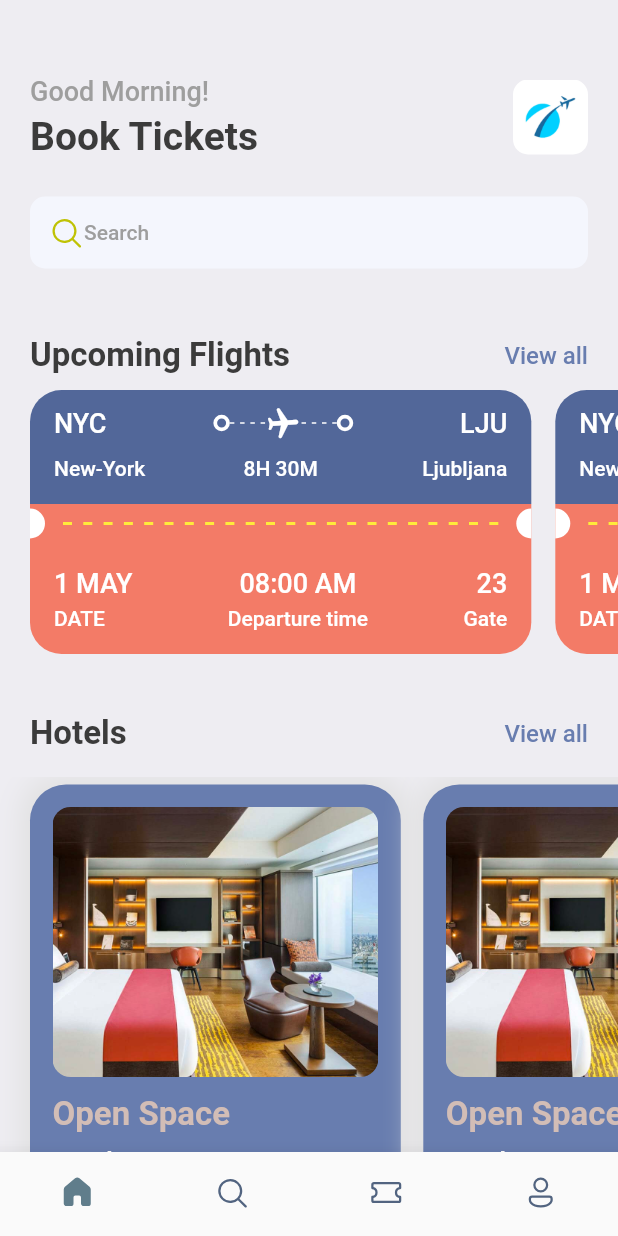
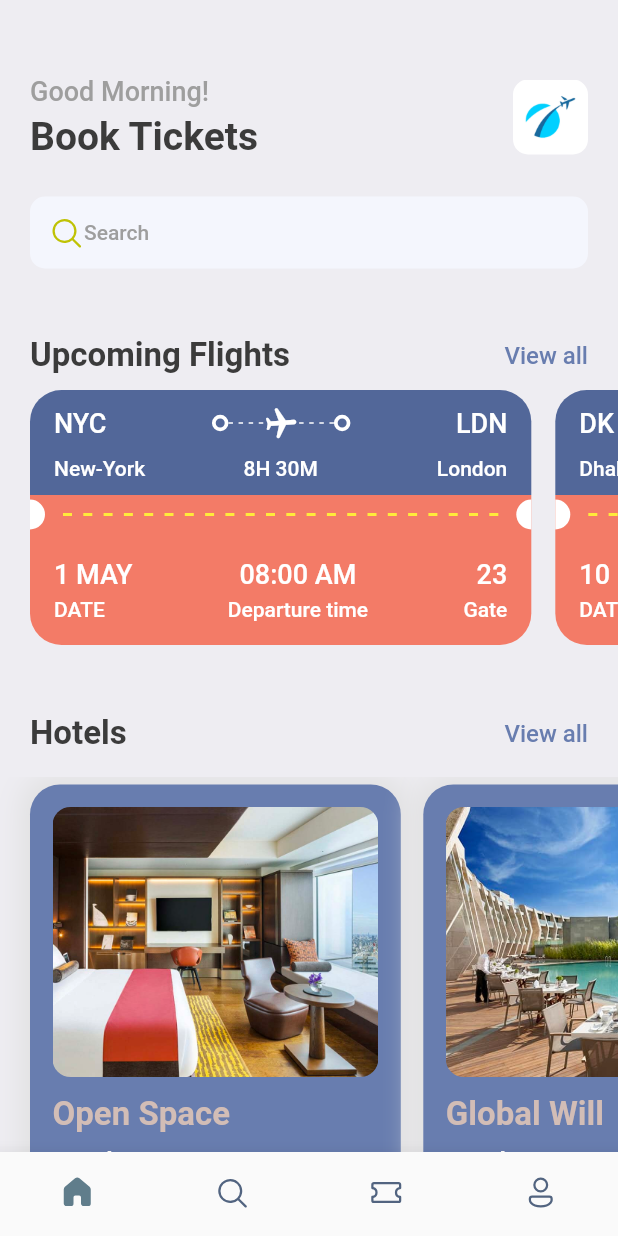
Before and after one commit to spehj/tickets_booking_app_flutter, a Flutter app: the screen it shows after launch, on a phone screen of 412 x 824 dp. Run offline on Flutter 3.47's test engine with Material 2 defaults, Android fonts, the phone set to English and light mode, and no system bars; our stand-ins replace fluentui_icons, gap, get.

Commit message:
width and height dynamic

```diff
--- a/lib/screens/home_screen.dart
+++ b/lib/screens/home_screen.dart
@@ -5,6 +5,9 @@ import 'package:flutter/cupertino.dart';
 import 'package:flutter/material.dart';
 import 'package:gap/gap.dart';
 import 'package:fluentui_icons/fluentui_icons.dart';
+
+import '../utils/app_info_list.dart';
+import '../utils/app_layout.dart';
 
 class HomeScreen extends StatelessWidget {
   const HomeScreen({Key? key}) : super(key: key);
@@ -17,10 +20,10 @@ class HomeScreen extends StatelessWidget {
         children: [
           Container(
             padding:
-                const EdgeInsets.symmetric(horizontal: 20.0, vertical: 10.0),
+                 EdgeInsets.symmetric(horizontal: AppLayout.getWidth(20), vertical: AppLayout.getHeight(10)),
             child: Column(
               children: [
-                const Gap(40),
+                 Gap(AppLayout.getHeight(40)),
                 Row(
                   mainAxisAlignment: MainAxisAlignment.spaceBetween,
                   children: [
@@ -31,7 +34,7 @@ class HomeScreen extends StatelessWidget {
                           "Good Morning!",
                           style: Styles.headlineStyle3,
                         ),
-                        const Gap(5),
+                         Gap(AppLayout.getHeight(5)),
                         Text(
                           "Book Tickets",
                           style: Styles.headlineStyle1,
@@ -39,10 +42,10 @@ class HomeScreen extends StatelessWidget {
                       ],
                     ),
                     Container(
-                      height: 50,
-                      width: 50,
+                      height: AppLayout.getHeight(50),
+                      width: AppLayout.getWidth(50),
                       decoration: BoxDecoration(
-                          borderRadius: BorderRadius.circular(10),
+                          borderRadius: BorderRadius.circular(AppLayout.getHeight(10)),
                           image: const DecorationImage(
                             fit: BoxFit.cover,
                             image: AssetImage("assets/images/img_1.png"),
@@ -50,14 +53,14 @@ class HomeScreen extends StatelessWidget {
                     ),
                   ],
                 ),
-                const SizedBox(height: 25),
+                 SizedBox(height: AppLayout.getHeight(25)),
                 Container(
                   decoration: BoxDecoration(
-                    borderRadius: BorderRadius.circular(10),
+                    borderRadius: BorderRadius.circular(AppLayout.getHeight(10)),
                     color: const Color(0xFFF4F6FD),
                   ),
                   padding:
-                      const EdgeInsets.symmetric(horizontal: 12, vertical: 12),
+                       EdgeInsets.symmetric(horizontal: AppLayout.getWidth(12), vertical: AppLayout.getHeight(12)),
                   child: Row(
                     children: [
                       const Icon(
@@ -71,8 +74,8 @@ class HomeScreen extends StatelessWidget {
                     ],
                   ),
                 ),
-                const SizedBox(
-                  height: 45,
+                 SizedBox(
+                  height: AppLayout.getHeight(45),
                 ),
                 Row(
                   mainAxisAlignment: MainAxisAlignment.spaceBetween,
@@ -83,7 +86,7 @@ class HomeScreen extends StatelessWidget {
                     ),
                     InkWell(
                         onTap: () {
-                          print("Tapped");
+                          //print("Tapped");
                         },
                         child: Text(
                           "View all",
@@ -97,18 +100,16 @@ class HomeScreen extends StatelessWidget {
           ),
           SingleChildScrollView(
             scrollDirection: Axis.horizontal,
-            padding: const EdgeInsets.only(left: 20),
+            padding:  EdgeInsets.only(left: AppLayout.getWidth(20)),
             child: Row(
-              children: [
-                TicketView(),
-                TicketView(),
+              children: ticketList.map((singleTicket) => TicketView(ticket: singleTicket)).toList()
 
-              ],
+
             ),
           ),
-          const SizedBox(height: 16,),
+           SizedBox(height: AppLayout.getHeight(16),),
           Container(
-            padding: EdgeInsets.symmetric(horizontal: 20),
+            padding: EdgeInsets.symmetric(horizontal: AppLayout.getWidth(20)),
             child: Row(
               mainAxisAlignment: MainAxisAlignment.spaceBetween,
               children: [
@@ -128,18 +129,14 @@ class HomeScreen extends StatelessWidget {
               ],
             ),
           ),
-          const SizedBox(height: 16,),
+           SizedBox(height: AppLayout.getHeight(16),),
           SingleChildScrollView(
             scrollDirection: Axis.horizontal,
-              padding: const EdgeInsets.only(left:20),
+              padding:  EdgeInsets.only(left:AppLayout.getWidth(20)),
               child: Row(
-                children: [
-                  HotelScreen(),
-                  HotelScreen(),
-                  HotelScreen(),
-                ],
+                children: hotelList.map((singleHotel)=> HotelScreen(hotel: singleHotel)).toList()
               )),
-          const SizedBox(height: 16,),
+           SizedBox(height: AppLayout.getHeight(16),),
 
 
         ],
--- a/lib/screens/hotel_screen.dart
+++ b/lib/screens/hotel_screen.dart
@@ -4,20 +4,22 @@ import 'package:flutter/cupertino.dart';
 import 'package:flutter/material.dart';
 
 class HotelScreen extends StatelessWidget {
-  const HotelScreen({Key? key}) : super(key: key);
+
+  final Map<String, dynamic> hotel;
+  const HotelScreen({Key? key, required this.hotel}) : super(key: key);
 
   @override
   Widget build(BuildContext context) {
     final size = AppLayout.getSize(context);
-
+    print("Hotel price is ${hotel["price"]}");
     return Container(
       width: size.width * 0.6,
-      height: 350,
-      padding: const EdgeInsets.symmetric(horizontal: 15, vertical: 15),
-      margin: const EdgeInsets.only(right: 15, top: 5),
+      height: AppLayout.getHeight(350),
+      padding:  EdgeInsets.symmetric(horizontal: AppLayout.getWidth(15), vertical: AppLayout.getHeight(15)),
+      margin: EdgeInsets.only(right: AppLayout.getWidth(15), top: AppLayout.getHeight(5)),
       decoration: BoxDecoration(
           color: Styles.primaryColor,
-          borderRadius: BorderRadius.circular(24),
+          borderRadius: BorderRadius.circular(AppLayout.getWidth(20)),
           boxShadow: [
             BoxShadow(
               color: Colors.grey.shade300,
@@ -31,27 +33,27 @@ class HotelScreen extends StatelessWidget {
           Container(
             height: 180,
             decoration: BoxDecoration(
-                borderRadius: BorderRadius.circular(12),
+                borderRadius: BorderRadius.circular(AppLayout.getHeight(12)),
                 color: Styles.primaryColor,
                 image: DecorationImage(
                     fit: BoxFit.cover,
-                    image: AssetImage("assets/images/one.png"))),
+                    image: AssetImage("assets/images/${hotel["image"]}"))),
           ),
-          const SizedBox(
-            height: 12,
+           SizedBox(
+            height: AppLayout.getHeight(12),
           ),
           Text(
-            "Open Space",
+            hotel["place"],
             style: Styles.headlineStyle2.copyWith(color: Styles.kakiColor),
           ),
-          const SizedBox(height: 8,),
+           SizedBox(height: AppLayout.getHeight(8),),
           Text(
-            "London",
+            hotel["destination"],
             style: Styles.headlineStyle3.copyWith(color: Colors.white),
           ),
-          const SizedBox(height: 8,),
+           SizedBox(height: AppLayout.getHeight(8),),
           Text(
-            "\$40/night",
+            "\$${hotel["price"]}/night",
             style: Styles.headlineStyle1.copyWith(color: Styles.kakiColor),
           ),
         ],
--- a/lib/screens/ticket_view.dart
+++ b/lib/screens/ticket_view.dart
@@ -6,32 +6,34 @@ import 'package:flutter/material.dart';
 import 'package:gap/gap.dart';
 
 class TicketView extends StatelessWidget {
-  const TicketView({Key? key}) : super(key: key);
+  final Map<String, dynamic> ticket;
+  const TicketView({Key? key, required this.ticket}) : super(key: key);
 
   @override
   Widget build(BuildContext context) {
     final size = AppLayout.getSize(context);
     return SizedBox(
-      width: size.width*0.85,
-      height: 200,
+      width: size.width * 0.85,
+      height: AppLayout.getHeight(200),
       child: Container(
-        margin: const EdgeInsets.only(right: 16),
+        margin: EdgeInsets.only(right: AppLayout.getHeight(16)),
 
         child: Column(
           children: [
             Container(
-              decoration: const BoxDecoration(
+              decoration: BoxDecoration(
                   color: Color(0xFF526799),
                   borderRadius: BorderRadius.only(
-                      topLeft: Radius.circular(21),
-                      topRight: Radius.circular(21))),
-              padding: const EdgeInsets.only(left: 16, top: 10, right: 16, bottom: 16),
+                      topLeft: Radius.circular(AppLayout.getHeight(21)),
+                      topRight: Radius.circular(AppLayout.getHeight(21)))),
+              padding: EdgeInsets.only(
+                  left: AppLayout.getWidth(16), top: AppLayout.getHeight(10), right: AppLayout.getWidth(16), bottom: AppLayout.getHeight(10)),
               child: Column(
                 children: [
                   Row(
                     children: [
                       Text(
-                        "NYC",
+                        ticket["from"]["code"],
                         style: Styles.headlineStyle3
                             .copyWith(color: const Color(0xFFFFFFFF)),
                       ),
@@ -40,12 +42,13 @@ class TicketView extends StatelessWidget {
                       Expanded(
                           child: Stack(children: [
                             SizedBox(
-                          height: 24,
+                              height: AppLayout.getHeight(24),
                               child: LayoutBuilder(
                                 builder: (BuildContext context,
                                     BoxConstraints constraints) {
-                              print(
-                                  "Width is: ${constraints.constrainWidth()}");
+                                  // //print(
+                                  // "Width is: ${constraints.constrainWidth()}"
+                                  // );
                                   return Flex(
                                   direction: Axis.horizontal,
                                   mainAxisAlignment:
@@ -53,10 +56,10 @@ class TicketView extends StatelessWidget {
                                   mainAxisSize: MainAxisSize.max,
                                   children: List.generate(
                                   (constraints.constrainWidth() / 6).floor(),
-                                    (index) => const SizedBox(
-                                          width: 3,
-                                          height: 1,
-                                          child: DecoratedBox(
+                                  (index) => SizedBox(
+                                  width: AppLayout.getWidth(3),
+                                  height: AppLayout.getHeight(1),
+                                  child: const DecoratedBox(
                                   decoration: BoxDecoration(
                                   color: Colors.white),
                                   ),
@@ -77,35 +80,35 @@ class TicketView extends StatelessWidget {
                       ThickContainer(),
                       Expanded(child: Container()),
                       Text(
-                        "LJU",
+                        ticket["to"]["code"],
                         style: Styles.headlineStyle3
                             .copyWith(color: const Color(0xFFFFFFFF)),
                       )
                     ],
                   ),
-                  const SizedBox(
-                    height: 10,
+                   SizedBox(
+                    height: AppLayout.getHeight(10),
                   ),
                   Row(
                     mainAxisAlignment: MainAxisAlignment.spaceBetween,
                     children: [
                       SizedBox(
-                        width: 100,
+                        width: AppLayout.getWidth(100),
                         child: Text(
-                          "New-York",
+                          ticket["from"]["name"],
                           style: Styles.headlineStyle4
                               .copyWith(color: Colors.white),
                         ),
                       ),
                       Text(
-                        "8H 30M",
+                        ticket["flying_time"],
                         style:
                         Styles.headlineStyle4.copyWith(color: Colors.white),
                       ),
                       SizedBox(
-                        width: 100,
+                        width: AppLayout.getWidth(100),
                         child: Text(
-                          "Ljubljana",
+                          ticket["to"]["name"],
                           textAlign: TextAlign.end,
                           style: Styles.headlineStyle4
                               .copyWith(color: Colors.white),
@@ -121,35 +124,36 @@ class TicketView extends StatelessWidget {
               //padding: EdgeInsets.only(top: 10.0, bottom: 10.0),
               child: Row(
                 children: [
-                  const SizedBox(
-                    height: 20,
-                    width: 10,
+                   SizedBox(
+                    height: AppLayout.getHeight(20),
+                    width: AppLayout.getWidth(10),
                     child: DecoratedBox(
                       decoration: BoxDecoration(
                         borderRadius: BorderRadius.only(
-                            topRight: Radius.circular(20),
-                            bottomRight: Radius.circular(20)),
+                            topRight: Radius.circular(AppLayout.getHeight(20)),
+                            bottomRight: Radius.circular(AppLayout.getHeight(20))),
                         color: Colors.white,
                       ),
                     ),
                   ),
                   Expanded(
                     child: Padding(
-                      padding: const EdgeInsets.all(12),
+                      padding:  EdgeInsets.all(AppLayout.getHeight(12)),
 
                       child: LayoutBuilder(
                         builder: (BuildContext context,
                             BoxConstraints constraints) {
-                            print("Width is: ${constraints.constrainWidth()}");
+                          //print("Width is: ${constraints.constrainWidth()}");
                           return Flex(
                               direction: Axis.horizontal,
                               mainAxisAlignment: MainAxisAlignment.spaceBetween,
                               mainAxisSize: MainAxisSize.max,
                               children: List.generate(
                                 (constraints.constrainWidth() / 13).floor(),
-                                  (index) => const SizedBox(
-                                        width: 6,
-                                        height: 2,
+                                    (index) =>
+                                 SizedBox(
+                                  width: AppLayout.getWidth(6),
+                                  height: AppLayout.getHeight(2),
                                   child: DecoratedBox(
                                     decoration: BoxDecoration(
                                         color: Colors.yellow),
@@ -161,14 +165,14 @@ class TicketView extends StatelessWidget {
                     ),
                   ),
 
-                  const SizedBox(
-                    height: 20,
-                    width: 10,
+                   SizedBox(
+                    height: AppLayout.getHeight(20),
+                    width: AppLayout.getWidth(10),
                     child: DecoratedBox(
                       decoration: BoxDecoration(
                         borderRadius: BorderRadius.only(
-                            topLeft: Radius.circular(20),
-                            bottomLeft: Radius.circular(20)),
+                            topLeft: Radius.circular(AppLayout.getHeight(20)),
+                            bottomLeft: Radius.circular(AppLayout.getHeight(20))),
                         color: Colors.white,
                       ),
                     ),
@@ -180,9 +184,9 @@ class TicketView extends StatelessWidget {
               decoration: BoxDecoration(
                   color: Styles.orangeColor,
                   borderRadius: BorderRadius.only(
-                      bottomRight: Radius.circular(21),
-                      bottomLeft: Radius.circular(21))),
-              padding: const EdgeInsets.all(16),
+                      bottomRight: Radius.circular(AppLayout.getHeight(21)),
+                      bottomLeft: Radius.circular(AppLayout.getHeight(21)))),
+              padding:  EdgeInsets.all(AppLayout.getHeight(16)),
               child: Column(
                 children: [
                   Row(
@@ -191,23 +195,29 @@ class TicketView extends StatelessWidget {
                       Column(
                           crossAxisAlignment: CrossAxisAlignment.start,
                           children: [
-                        Text("1 MAY", style: Styles.headlineStyle3.copyWith(color: Colors.white),),
-                        SizedBox(height: 5,),
-                        Text("DATE", style: Styles.headlineStyle4.copyWith(color: Colors.white),),
+                            Text(ticket["date"], style: Styles.headlineStyle3.copyWith(
+                                color: Colors.white),),
+                            SizedBox(height: AppLayout.getHeight(5),),
+                            Text("DATE", style: Styles.headlineStyle4.copyWith(
+                                color: Colors.white),),
                           ]),
                       Column(
                           crossAxisAlignment: CrossAxisAlignment.center,
                           children: [
-                        Text("08:00 AM", style: Styles.headlineStyle3.copyWith(color: Colors.white),),
-                        SizedBox(height: 5,),
-                        Text("Departure time", style: Styles.headlineStyle4.copyWith(color: Colors.white),),
+                            Text(ticket["departure_time"], style: Styles.headlineStyle3
+                                .copyWith(color: Colors.white),),
+                            SizedBox(height: AppLayout.getHeight(5),),
+                            Text("Departure time", style: Styles.headlineStyle4
+                                .copyWith(color: Colors.white),),
                           ]),
                       Column(
                           crossAxisAlignment: CrossAxisAlignment.end,
                           children: [
-                        Text("23", style: Styles.headlineStyle3.copyWith(color: Colors.white),),
-                        SizedBox(height: 5,),
-                        Text("Gate", style: Styles.headlineStyle4.copyWith(color: Colors.white),),
+                            Text(ticket["number"].toString(), style: Styles.headlineStyle3.copyWith(
+                                color: Colors.white),),
+                            SizedBox(height: AppLayout.getHeight(5),),
+                            Text("Gate", style: Styles.headlineStyle4.copyWith(
+                                color: Colors.white),),
                           ]),
 
                     ],
--- a/lib/utils/app_info_list.dart
+++ b/lib/utils/app_info_list.dart
@@ -18,3 +18,35 @@ List<Map<String, dynamic>> hotelList = [
     'price': 68
   },
 ];
+// Map is like JSON key:value
+
+List<Map<String, dynamic>> ticketList = [
+  {
+    'from': {
+      'code':"NYC",
+      'name':"New-York"
+    },
+    'to': {
+      'code':"LDN",
+      'name':"London"
+    },
+    'flying_time': '8H 30M',
+    'date': "1 MAY",
+    'departure_time':"08:00 AM",
+    "number":23
+  },
+  {
+    'from': {
+      'code':"DK",
+      'name':"Dhaka"
+    },
+    'to': {
+      'code':"SH",
+      'name':"Shanghai"
+    },
+    'flying_time': '4H 20M',
+    'date': "10 MAY",
+    'departure_time':"09:00 AM",
+    "number":45
+  },
+];
--- a/lib/utils/app_layout.dart
+++ b/lib/utils/app_layout.dart
@@ -1,7 +1,28 @@
 import 'package:flutter/material.dart';
+import 'package:get/get.dart';
 
 class AppLayout {
   static getSize(BuildContext context) {
     return MediaQuery.of(context).size;
   }
+
+  static getScreenHeight(){
+    return Get.height;
+  }
+
+  static getScreenWidth(){
+    return Get.width;
+  }
+
+  static getHeight(double pixels){
+    double x = getScreenHeight()/pixels;
+    return getScreenHeight()/x;
+  }
+
+  static getWidth(double pixels){
+    double x = getScreenWidth()/pixels;
+    return getScreenWidth()/x;
+  }
+
+
 }
--- a/pubspec.yaml
+++ b/pubspec.yaml
@@ -47,6 +47,7 @@ dev_dependencies:
   flutter_lints: ^2.0.0
   cupertino_icons: ^1.0.2
   fluentui_icons: ^1.0.0
+  get:
   gap: ^2.0.0
 
 # For information on the generic Dart part of this file, see the
```
Also changed, not shown: pubspec.lock. Lines whose indentation alone changed are shown as unchanged.
